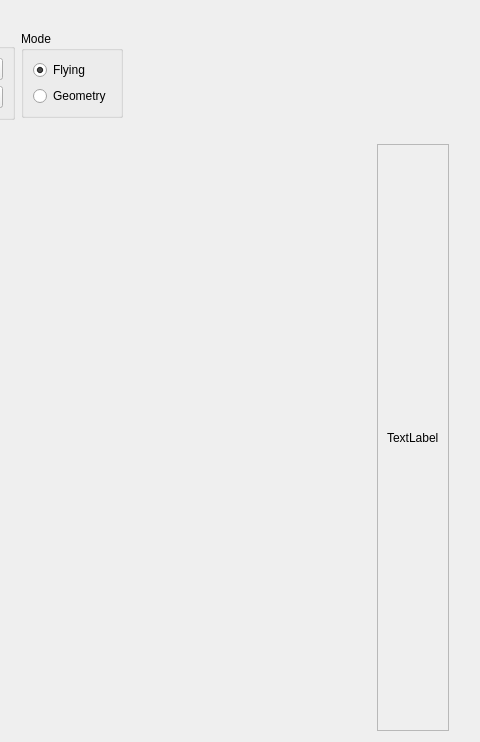
Old version of the form src/cfclient/ui/tabs/lighthouse_tab.ui in the repository bitcraze/crazyflie-clients-python; both pictures show x 822 to 1302 and y 0 to 742 of the 1302 by 742 pixel window.
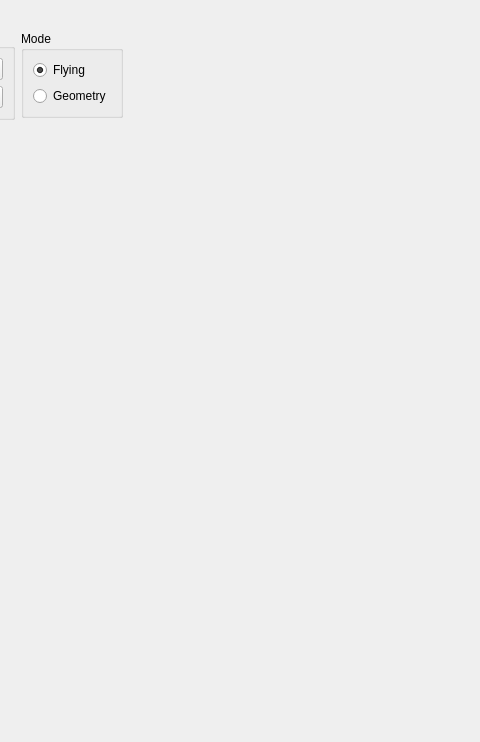
New version of the form.

Patch:
```diff
--- a/src/cfclient/ui/tabs/lighthouse_tab.ui
+++ b/src/cfclient/ui/tabs/lighthouse_tab.ui
@@ -404,9 +404,9 @@
     </layout>
    </item>
    <item>
-    <layout class="QHBoxLayout" name="_plot_area">
+    <layout class="QHBoxLayout" name="_lower_section">
      <item>
-      <layout class="QHBoxLayout" name="horizontalLayout_15">
+      <layout class="QHBoxLayout" name="_plot_area">
        <item>
         <layout class="QVBoxLayout" name="_plot_layout">
          <item>
@@ -427,26 +427,7 @@
       </layout>
      </item>
      <item>
-      <widget class="QFrame" name="_geometry_area">
-       <property name="frameShape">
-        <enum>QFrame::StyledPanel</enum>
-       </property>
-       <property name="frameShadow">
-        <enum>QFrame::Raised</enum>
-       </property>
-       <layout class="QVBoxLayout" name="verticalLayout_12">
-        <item>
-         <layout class="QVBoxLayout" name="verticalLayout_14"/>
-        </item>
-        <item>
-         <widget class="QLabel" name="label_3">
-          <property name="text">
-           <string>TextLabel</string>
-          </property>
-         </widget>
-        </item>
-       </layout>
-      </widget>
+      <layout class="QVBoxLayout" name="_geometry_area"/>
      </item>
      <item>
       <spacer name="verticalSpacer">
```
